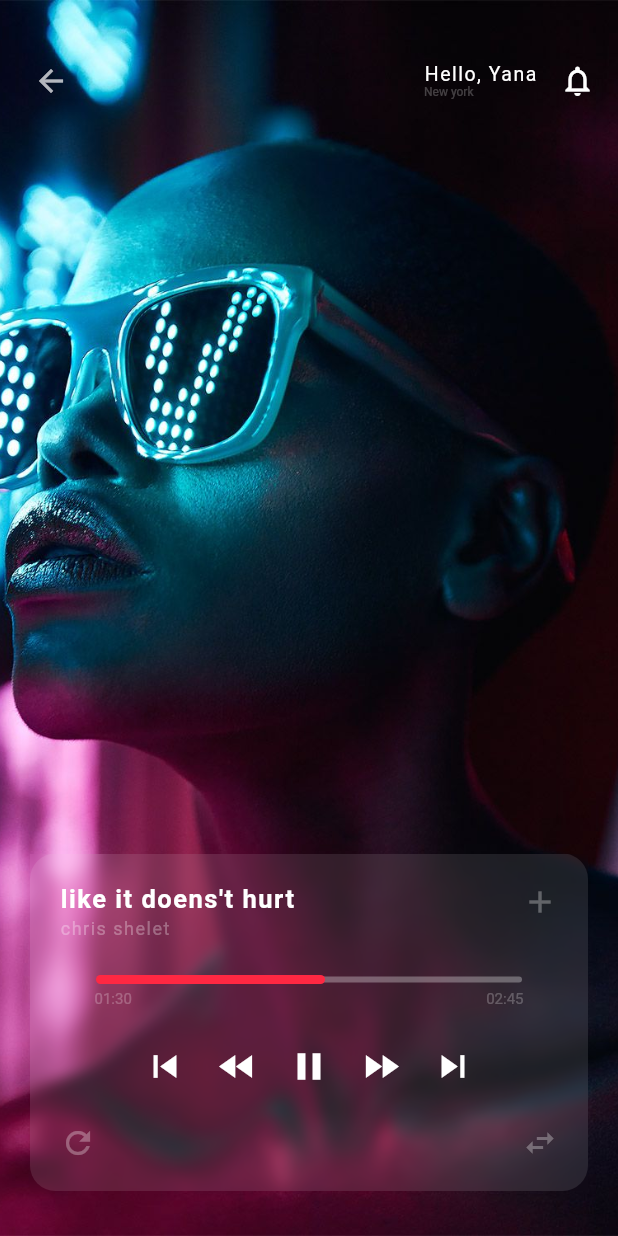
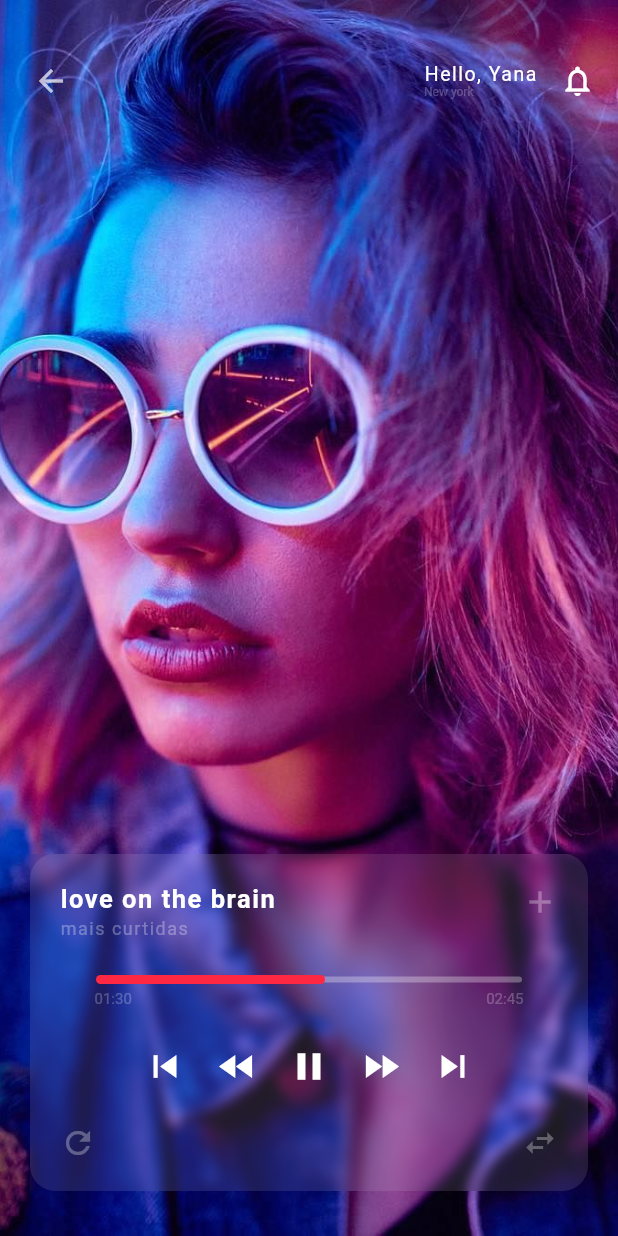
Before and after one commit to td-santos/Flutter_UI_Projects, a Flutter app: the screen it shows after launch, after a tap on the "add" icon, after a tap on "love on the brain", on a phone screen of 412 x 824 dp. Run offline on Flutter 3.47's test engine with Material 2 defaults, Android fonts, the phone set to English and light mode, and no system bars.

Commit message:
commit player
- informaçoes do player de acordp com o item clicado

```diff
--- a/music_app/lib/screens/Home.dart
+++ b/music_app/lib/screens/Home.dart
@@ -221,7 +221,11 @@ class _HomeState extends State<Home> {
     return GestureDetector(
       onTap: (){
         Navigator.push(context, MaterialPageRoute(
-          builder: (context) => Player()
+          builder: (context) => Player(
+            songName: songName,
+            playListName: artist,
+            urlPhoto: image,
+          )
           ));
       },
           child: Container(
--- a/music_app/lib/screens/Player.dart
+++ b/music_app/lib/screens/Player.dart
@@ -3,6 +3,12 @@ import 'dart:ui';
 import 'package:flutter/material.dart';
 
 class Player extends StatefulWidget {
+
+  final String urlPhoto;
+  final String songName;
+  final String playListName;
+
+  const Player({Key key, this.urlPhoto, this.songName, this.playListName}) : super(key: key);
   @override
   _PlayerState createState() => _PlayerState();
 }
@@ -21,7 +27,8 @@ class _PlayerState extends State<Player> {
               height: height,
               width: width,
               child: Image.asset(
-                "assets/capa_5.jpg",
+                //"assets/capa_5.jpg",
+                widget.urlPhoto,
                 fit: BoxFit.cover,
               )),
           Positioned(top: 30, left: 0, right: 0, child: _appBar()),
@@ -52,7 +59,8 @@ class _PlayerState extends State<Player> {
                       crossAxisAlignment: CrossAxisAlignment.start,
                       children: <Widget>[
                         Text(
-                          "like it doens't hurt",
+                          //"like it doens't hurt",
+                          widget.songName,
                           style: TextStyle(
                               color: Colors.white,
                               fontSize: 17,
@@ -63,7 +71,8 @@ class _PlayerState extends State<Player> {
                           height: 3,
                         ),
                         Text(
-                          "chris shelet",
+                          //"chris shelet",
+                          widget.playListName,
                           style: TextStyle(
                               color: Colors.white30,
                               letterSpacing: 1,
```
